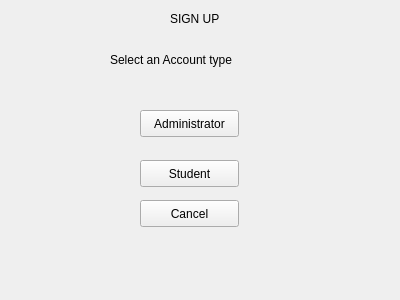
GuelorEmanuel/Team-Tech-Support, file D1/signupoptionview.ui: the form before one commit.
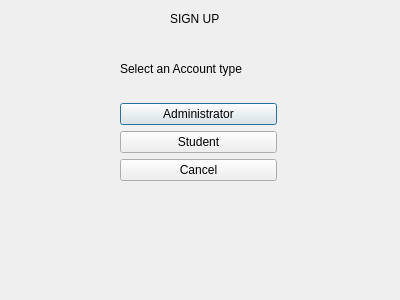
The form after the commit.

Commit message: updated QWidget to QDialog

The edit to the form file:
```diff
--- a/D1/signupoptionview.ui
+++ b/D1/signupoptionview.ui
@@ -1,7 +1,7 @@
 <?xml version="1.0" encoding="UTF-8"?>
 <ui version="4.0">
- <class>signupoptionview</class>
- <widget class="QWidget" name="signupoptionview">
+ <class>SignupOptionView</class>
+ <widget class="QDialog" name="SignupOptionView">
   <property name="geometry">
    <rect>
     <x>0</x>
@@ -26,63 +26,46 @@
     <string>SIGN UP</string>
    </property>
   </widget>
+  <widget class="QWidget" name="">
+   <property name="geometry">
+    <rect>
+     <x>120</x>
+     <y>40</y>
+     <width>157</width>
+     <height>141</height>
+    </rect>
+   </property>
+   <layout class="QVBoxLayout" name="verticalLayout">
+    <item>
   <widget class="QLabel" name="label_2">
-   <property name="geometry">
-    <rect>
-     <x>110</x>
-     <y>50</y>
-     <width>171</width>
-     <height>20</height>
-    </rect>
-   </property>
    <property name="text">
     <string>Select an Account type</string>
    </property>
   </widget>
-  <widget class="QPushButton" name="adminOptionBtn">
-   <property name="geometry">
-    <rect>
-     <x>140</x>
-     <y>110</y>
-     <width>99</width>
-     <height>27</height>
-    </rect>
-   </property>
+    </item>
+    <item>
+     <widget class="QPushButton" name="adminBtn">
    <property name="text">
     <string>Administrator</string>
    </property>
   </widget>
-  <widget class="QPushButton" name="studentOptionBtn">
-   <property name="geometry">
-    <rect>
-     <x>140</x>
-     <y>160</y>
-     <width>99</width>
-     <height>27</height>
-    </rect>
-   </property>
+    </item>
+    <item>
+     <widget class="QPushButton" name="studentBtn">
    <property name="text">
     <string>Student</string>
    </property>
   </widget>
+    </item>
+    <item>
   <widget class="QPushButton" name="cancelBtn">
-   <property name="geometry">
-    <rect>
-     <x>140</x>
-     <y>200</y>
-     <width>99</width>
-     <height>27</height>
-    </rect>
-   </property>
    <property name="text">
     <string>Cancel</string>
    </property>
   </widget>
-  <zorder>cancelBtn</zorder>
-  <zorder>label</zorder>
-  <zorder>label_2</zorder>
-  <zorder>adminOptionBtn</zorder>
-  <zorder>studentOptionBtn</zorder>
+    </item>
+   </layout>
+  </widget>
  </widget>
  <resources/>
  <connections/>
```
Left out of the diff: 2 changed lines with no effect on the pictures. Lines whose indentation alone changed are shown as unchanged. The commit also changes 22 other files.
